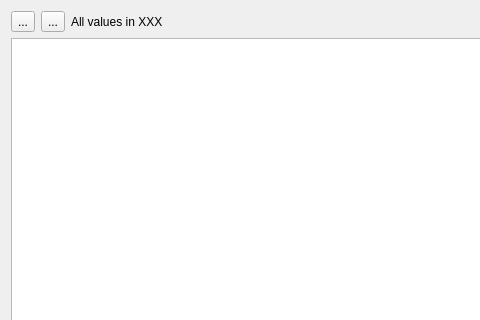
JakubFranek/Kapytal, file src/views/ui_files/reports/category_report.ui: the form before one commit; both pictures show x 0 to 480 and y 0 to 320 of the 800 by 600 pixel window.
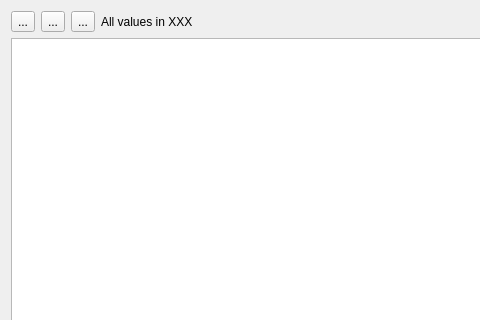
The form after the commit.

Diff of the .ui file:
```diff
--- a/src/views/ui_files/reports/category_report.ui
+++ b/src/views/ui_files/reports/category_report.ui
@@ -31,7 +31,7 @@
      <property name="orientation">
       <enum>Qt::Horizontal</enum>
      </property>
-     <widget class="QWidget" name="">
+     <widget class="QWidget" name="layoutWidget">
       <layout class="QVBoxLayout" name="verticalLayout">
        <item>
         <layout class="QHBoxLayout" name="treeControlsHorizontalLayout">
@@ -49,6 +49,13 @@
            </property>
           </widget>
          </item>
+         <item>
+          <widget class="QToolButton" name="hidePeriodsToolButton">
+           <property name="text">
+            <string>...</string>
+           </property>
+          </widget>
+         </item>
          <item>
           <widget class="QLabel" name="currencyNoteLabel">
            <property name="text">
```
Left out of the diff: 8 changed lines with no effect on the pictures.
